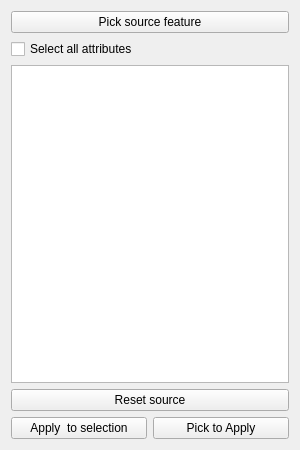
Before: the Qt Designer form ui_attributepainter.ui in raphaelsulzer/LayerFeatureLabeler, drawn with Qt 5.
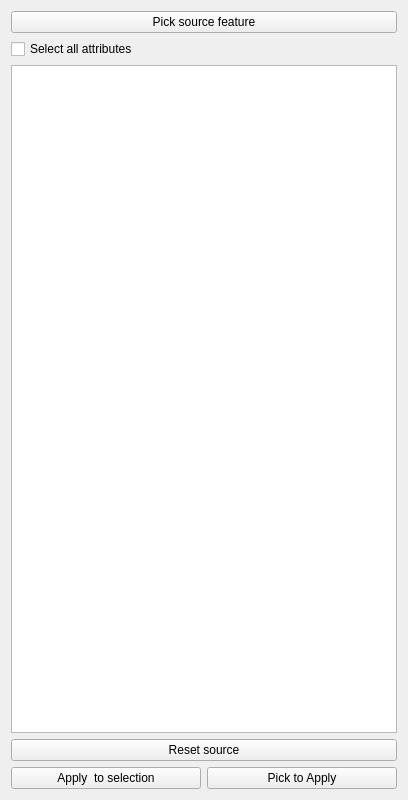
After: the same form once the commit is applied.

What changed in the file:
```diff
--- a/ui_attributepainter.ui
+++ b/ui_attributepainter.ui
@@ -6,20 +6,20 @@
    <rect>
     <x>0</x>
     <y>0</y>
-    <width>300</width>
-    <height>450</height>
+    <width>408</width>
+    <height>800</height>
    </rect>
   </property>
   <property name="minimumSize">
    <size>
     <width>300</width>
-    <height>300</height>
+    <height>800</height>
    </size>
   </property>
   <property name="maximumSize">
    <size>
     <width>900</width>
-    <height>450</height>
+    <height>800</height>
    </size>
   </property>
   <property name="windowTitle">
```
